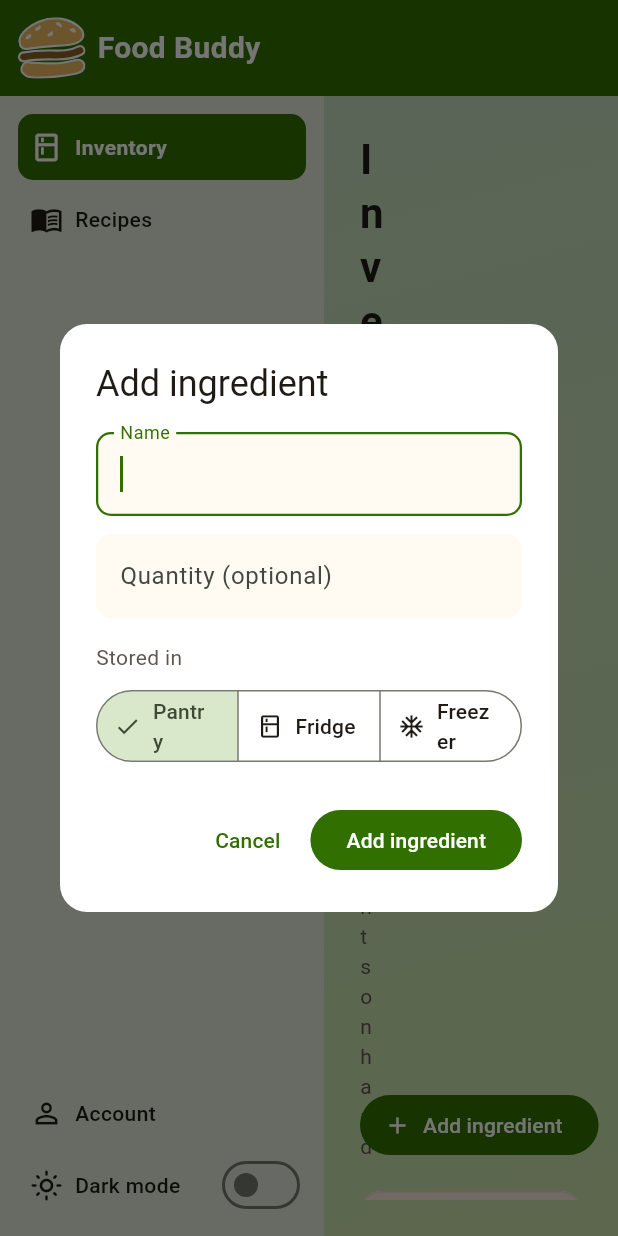
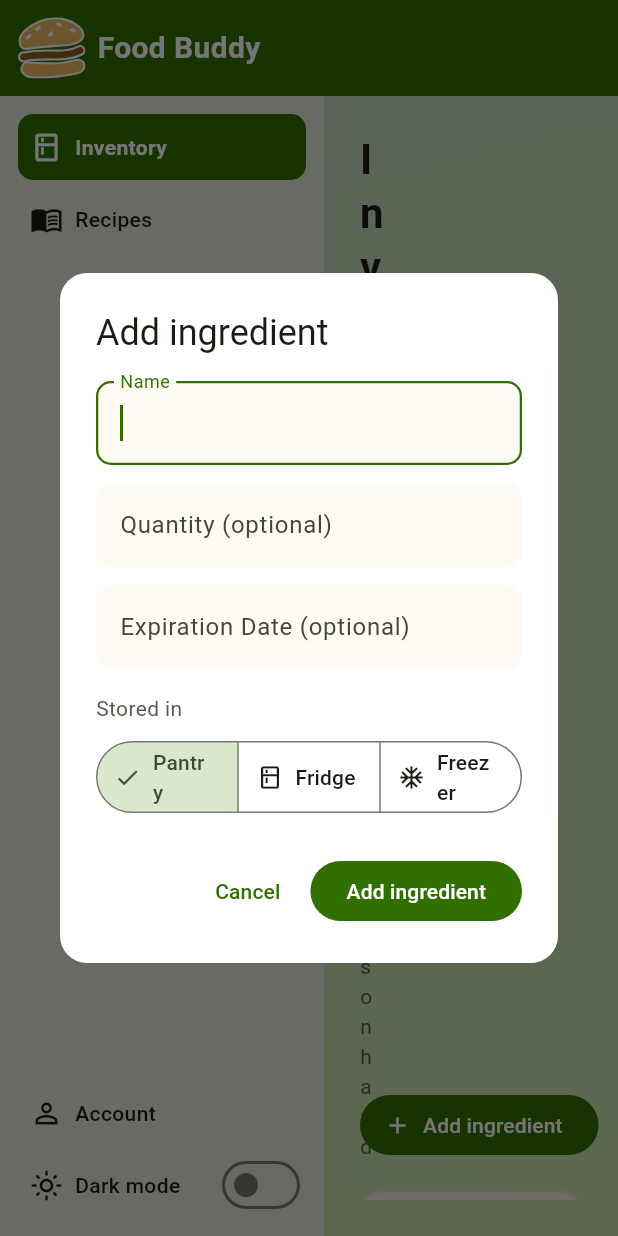
Before and after one commit to DiamondHorizon/Food-Buddy, a Flutter app: the screen it shows after launch, after a tap on "Add ingredient", on a phone screen of 412 x 824 dp. Run offline on Flutter 3.47's test engine with Material 3 defaults, Android fonts, the phone set to English and light mode, and no system bars; our stand-ins replace flutter_svg, sqflite, sqflite_common_ffi, sqflite_common_ffi_web; missing offline and left inert: window_manager; accounts and stored records are empty.

Commit message:
Added Expiration Date for Ingredients
New optional field when adding ingredients for expiration. Click on ingredients to expand them and see additional details.

```diff
--- a/lib/app_state.dart
+++ b/lib/app_state.dart
@@ -62,14 +62,16 @@ class Ingredient {
   final int? id;
   final String name;
   final String quantity;
+  final String expiration;
   final StorageArea area;
 
-  const Ingredient({this.id, required this.name, this.quantity = '', required this.area});
+  const Ingredient({this.id, required this.name, this.quantity = '', this.expiration = '', required this.area});
 
   factory Ingredient.fromMap(Map<String, dynamic> row) => Ingredient(
         id: row['id'] as int?,
         name: (row['name'] as String).trim().toLowerCase(),
         quantity: (row['quantity'] as String?) ?? '',
+        expiration: (row['expiration'] as String?) ?? '',
         area: storageAreaFrom(row['area']),
       );
 }
@@ -135,6 +137,7 @@ class AppState extends ChangeNotifier {
       item.name,
       area: item.area.name,
       quantity: item.quantity,
+      expiration: item.expiration,
     );
     await load();
   }
--- a/lib/ingredient_database.dart
+++ b/lib/ingredient_database.dart
@@ -36,20 +36,17 @@ class IngredientDatabase {
         id INTEGER PRIMARY KEY AUTOINCREMENT,
         name TEXT NOT NULL,
         area TEXT NOT NULL DEFAULT 'pantry',
-        quantity TEXT
+        quantity TEXT,
+        expiration TEXT
       )
     ''');
-
-    // Insert pre-populated ingredients
-    await db.insert('Ingredients', {
-      'name': 'Example Ingredient',
-    });
   }
 
   Future _upgradeDB(Database db, int oldVersion, int newVersion) async {
     if (oldVersion < 2) {
       await db.execute("ALTER TABLE Ingredients ADD COLUMN area TEXT NOT NULL DEFAULT 'pantry'");
       await db.execute('ALTER TABLE Ingredients ADD COLUMN quantity TEXT');
+      await db.execute('ALTER TABLE Ingredients ADD COLUMN expiration TEXT');
     }
   }
 
@@ -60,11 +57,11 @@ class IngredientDatabase {
   }
 
   // Insert a new item into the database
-  Future<int> insertItem(String name, {String area = 'pantry', String quantity = ''}) async {
+  Future<int> insertItem(String name, {String area = 'pantry', String quantity = '', String expiration = ''}) async {
     final db = await instance.database;
     return await db.insert(
       'Ingredients',
-      {'name': name, 'area': area, 'quantity': quantity},
+      {'name': name, 'area': area, 'quantity': quantity, 'expiration': expiration},
     );
   }
 
--- a/lib/pages/inventory_page.dart
+++ b/lib/pages/inventory_page.dart
@@ -109,7 +109,7 @@ class StorageSection extends StatelessWidget {
         : Column(
             children: [
               for (final item in items)
-                ListTile(
+                ExpansionTile(
                   dense: true,
                   title: Text(item.name,
                       style: const TextStyle(fontWeight: FontWeight.w500, fontSize: 15)),
@@ -119,6 +119,19 @@ class StorageSection extends StatelessWidget {
                     icon: const Icon(Icons.close, size: 18),
                     onPressed: () => onRemove(item),
                   ),
+                  children: [
+                    Padding(
+                      padding: const EdgeInsets.all(16.0),
+                      child: Column(
+                        crossAxisAlignment: CrossAxisAlignment.stretch,
+                        children: [
+                          Text('Expiration: ${item.expiration}'),
+                          const SizedBox(height: 8),
+                          const Text('Edit quantity function goes here'),
+                        ],
+                      )
+                    )
+                  ],
                 ),
             ],
           );
@@ -184,6 +197,7 @@ class AddIngredientDialog extends StatefulWidget {
 class _AddIngredientDialogState extends State<AddIngredientDialog> {
   final _name = TextEditingController();
   final _qty = TextEditingController();
+  final _exp = TextEditingController();
   late StorageArea _area = widget.initialArea;
   String? _error;
 
@@ -193,13 +207,14 @@ class _AddIngredientDialogState extends State<AddIngredientDialog> {
       setState(() => _error = 'Enter an ingredient name.');
       return;
     }
-    Navigator.pop(context, Ingredient(name: name, quantity: _qty.text.trim(), area: _area));
+    Navigator.pop(context, Ingredient(name: name, quantity: _qty.text.trim(), expiration: _exp.text.trim(), area: _area));
   }
 
   @override
   void dispose() {
     _name.dispose();
     _qty.dispose();
+    _exp.dispose();
     super.dispose();
   }
 
@@ -228,6 +243,15 @@ class _AddIngredientDialogState extends State<AddIngredientDialog> {
               ),
               onSubmitted: (_) => _submit(),
             ),
+            const SizedBox(height: 12),
+            TextField(
+              controller: _exp,
+              decoration: const InputDecoration(
+                labelText: 'Expiration Date (optional)',
+                hintText: 'e.g. Nov 9, 2026',
+              ),
+              onSubmitted: (_) => _submit(),
+            ),
             const SizedBox(height: 16),
             Text('Stored in', style: TextStyle(color: AppShades.of(context).muted)),
             const SizedBox(height: 8),
```
Also changed, not shown: 1 other file.
